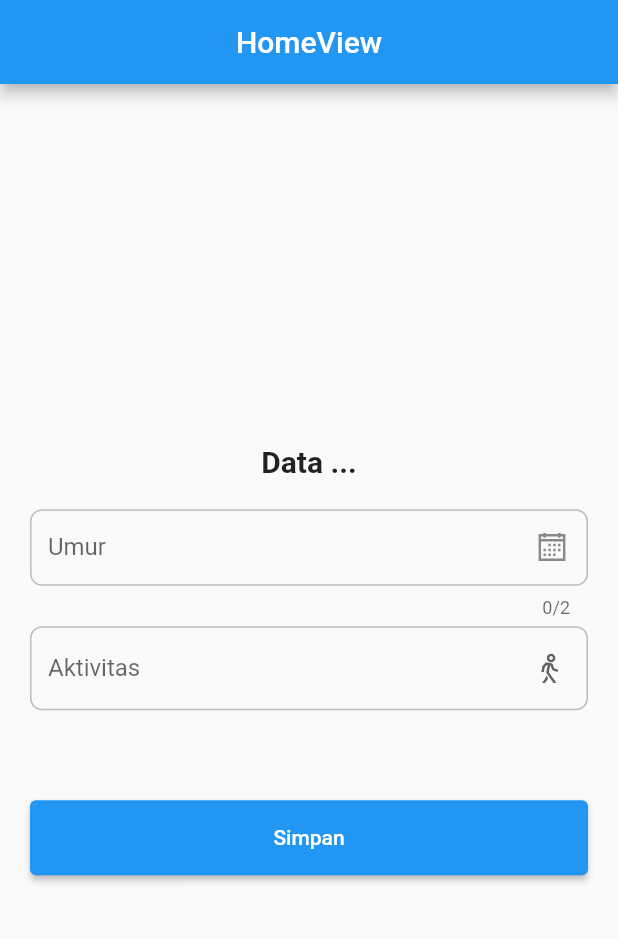
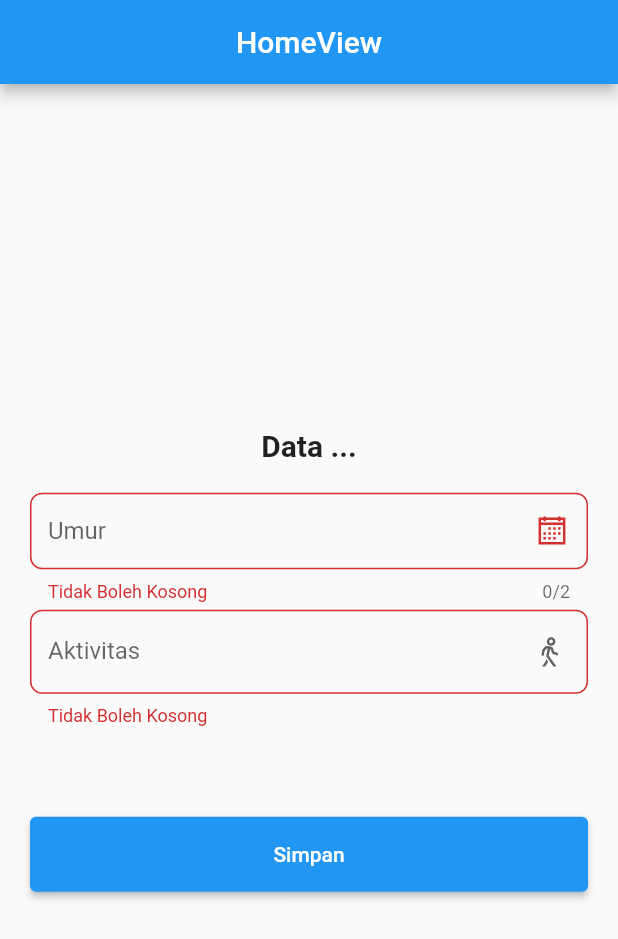
Before and after one commit to Dicky019/skripsi, a Flutter app: the screen it shows after launch, after a tap on "Simpan", on a phone screen of 412 x 824 dp. Shown: the top 939 px of the screen. Run offline on Flutter 3.47's test engine with Material 2 defaults, Android fonts, the phone set to English and light mode, and no system bars; our stand-ins replace cloud_firestore, firebase_core, firebase_database, fl_chart, get, line_icons and 1 more; accounts and stored records are empty.

```diff
--- a/lib/app/modules/home/controllers/home_controller.dart
+++ b/lib/app/modules/home/controllers/home_controller.dart
@@ -2,54 +2,59 @@ import 'dart:developer';
 
 import 'package:cloud_firestore/cloud_firestore.dart';
 import 'package:firebase_database/firebase_database.dart';
+import 'package:fl_chart/fl_chart.dart';
 import 'package:flutter/material.dart';
 import 'package:get/get.dart';
 import 'package:shared_preferences/shared_preferences.dart';
 import 'package:skripsi/app/modules/home/models/detak_jantung_model.dart';
 
-class HomeController extends GetxController with StateMixin<String> {
-  final firebaseRealtime = FirebaseDatabase.instance.ref();
-  final firebaseCloud = FirebaseFirestore.instance;
+class HomeController extends GetxController
+    with StateMixin<ModelBpm> {
+  final firebaseRealtime = FirebaseDatabase.instance.ref("/Status Beat");
   final umurC = TextEditingController();
   final formKey = GlobalKey<FormState>();
   var activity = false;
   String data = "";
   late SharedPreferences prefs;
+
+  get activitas => activity ? "BERAKTIVITAS" : "TIDAK BERAKTIVITAS";
+
+  final collectionReferenceDetakJantung = FirebaseFirestore.instance
+      .collection("Data Detak Jantung")
+      .withConverter<DetakJantungModel>(
+        fromFirestore: (snapshot, options) =>
+            DetakJantungModel.fromSnapshot(snapshot),
+        toFirestore: (value, options) => value.toJson(),
+      );
+
   @override
   void onInit() async {
+    initData();
+    // getBpm();
+    super.onInit();
+  }
+
+  // TODO : BPM
+  void getBpm() {
+    firebaseRealtime.onValue.listen(
+      (event) {
+        final json = event.snapshot.value as Map;
+        final data = ModelBpm.fromJson(json);
+        log(data.toJson().toString());
+        change(data,status: RxStatus.success());
+      },
+    );
+  }
+
+  void initData() async {
     prefs = await SharedPreferences.getInstance();
     umurC.text = prefs.getString("umur") ?? "";
     activity = prefs.getBool("activity") ?? false;
     if (umurC.text != "" && activity != false) {
-      getDataToFirestore();
+      getBpm();
     } else {
       change(null, status: RxStatus.empty());
     }
-    super.onInit();
-  }
-
-  void getDataToFirestore() {
-    firebaseRealtime.child("Status BPM").child("BPM").onValue.listen((event) {
-      data = event.snapshot.value.toString();
-      addData(
-        DetakJantungModel(
-          jumlah: data,
-          waktu: Timestamp.now(),
-        ),
-      );
-      change(data, status: RxStatus.success());
-    });
-  }
-
-  void addData(DetakJantungModel detakJantungModel) async {
-    await firebaseCloud
-        .collection("Data Detak Jantung")
-        .withConverter<DetakJantungModel>(
-          fromFirestore: (snapshot, options) =>
-              DetakJantungModel.fromSnapshot(snapshot),
-          toFirestore: (value, options) => value.toJson(),
-        )
-        .add(detakJantungModel);
   }
 
   saveData() async {
@@ -57,7 +62,7 @@ class HomeController extends GetxController with StateMixin<String> {
       change(null, status: RxStatus.loading());
       await prefs.setString("umur", umurC.text);
       await prefs.setBool("activity", activity);
-      getDataToFirestore();
+      getBpm();
     }
   }
 
@@ -71,3 +76,44 @@ class HomeController extends GetxController with StateMixin<String> {
   //   super.onClose();
   // }
 }
+
+class ModelBpm {
+  ModelBpm({
+    this.detikKe1,
+    this.detikKe2,
+    this.detikKe0,
+    this.detikKe5,
+    this.detikKe3,
+    this.detikKe4,
+  });
+
+  final int? detikKe1;
+  final int? detikKe2;
+  final int? detikKe0;
+  final int? detikKe5;
+  final int? detikKe3;
+  final int? detikKe4;
+
+  factory ModelBpm.fromJson(Map<dynamic, dynamic> json) => ModelBpm(
+        detikKe0: json["detik ke 0"],
+        detikKe1: json["detik ke 1"],
+        detikKe2: json["detik ke 2"],
+        detikKe3: json["detik ke 3"],
+        detikKe4: json["detik ke 4"],
+        detikKe5: json["detik ke 5"],
+      );
+
+      List<FlSpot> toList ()  {
+        final listData = [detikKe0,detikKe1,detikKe2,detikKe3,detikKe4,detikKe5];
+        return List.generate(listData.length, (index) => FlSpot(index.toDouble(),listData[index]!.toDouble()));
+      }
+
+  Map<String, dynamic> toJson() => {
+        "detik ke 0": detikKe0,
+        "detik ke 1": detikKe1,
+        "detik ke 2": detikKe2,
+        "detik ke 3": detikKe3,
+        "detik ke 4": detikKe4,
+        "detik ke 5": detikKe5,
+      };
+}
--- a/lib/app/modules/home/views/home_view.dart
+++ b/lib/app/modules/home/views/home_view.dart
@@ -5,6 +5,7 @@ import 'package:get/get.dart';
 import 'package:line_icons/line_icons.dart';
 
 import '../controllers/home_controller.dart';
+import '../widgets/linear_chart.dart';
 
 class HomeView extends GetView<HomeController> {
   const HomeView({Key? key}) : super(key: key);
@@ -16,11 +17,37 @@ class HomeView extends GetView<HomeController> {
         centerTitle: true,
       ),
       body: controller.obx(
-        (state) => Center(
-          child: Text(
-            state ?? "kosong",
-            style: const TextStyle(fontSize: 20),
-          ),
+        (state) => Column(
+          crossAxisAlignment: CrossAxisAlignment.start,
+          children: [
+            Padding(
+              padding: const EdgeInsets.symmetric(horizontal: 20, vertical: 15),
+              child: Column(
+                crossAxisAlignment: CrossAxisAlignment.start,
+                children: [
+                  Text(
+                    "UMUR ${controller.umurC.text}",
+                    style: const TextStyle(
+                      fontSize: 20,
+                      fontWeight: FontWeight.bold,
+                    ),
+                  ),
+                  Text(
+                    "SEDANG ${controller.activitas}",
+                    style: const TextStyle(
+                      fontSize: 20,
+                      fontWeight: FontWeight.bold,
+                    ),
+                  ),
+                ],
+              ),
+            ),
+            Center(
+              child: LineChartCostum(
+                spots: state!.toList(),
+              ),
+            ),
+          ],
         ),
         onEmpty: const EmptyData(),
       ),
@@ -36,6 +63,7 @@ class EmptyData extends GetView<HomeController> {
     return Padding(
       padding: const EdgeInsets.symmetric(horizontal: 20),
       child: Form(
+        key: controller.formKey,
         child: Column(
           mainAxisAlignment: MainAxisAlignment.center,
           crossAxisAlignment: CrossAxisAlignment.center,
@@ -57,7 +85,7 @@ class EmptyData extends GetView<HomeController> {
               keyboardType: TextInputType.number,
               inputFormatters: [FilteringTextInputFormatter.digitsOnly],
               validator: (value) {
-                return value != null && value.trim().isEmpty
+                return value != null && value.trim().isNotEmpty
                     ? null
                     : "Tidak Boleh Kosong";
               },
--- a/lib/app/routes/app_pages.dart
+++ b/lib/app/routes/app_pages.dart
@@ -8,6 +8,7 @@ part 'app_routes.dart';
 class AppPages {
   AppPages._();
 
+  // ignore: constant_identifier_names
   static const INITIAL = Routes.HOME;
 
   static final routes = [
--- a/lib/app/routes/app_routes.dart
+++ b/lib/app/routes/app_routes.dart
@@ -3,10 +3,12 @@ part of 'app_pages.dart';
 
 abstract class Routes {
   Routes._();
+  // ignore: constant_identifier_names
   static const HOME = _Paths.HOME;
 }
 
 abstract class _Paths {
   _Paths._();
+  // ignore: constant_identifier_names
   static const HOME = '/home';
 }
--- a/pubspec.yaml
+++ b/pubspec.yaml
@@ -7,7 +7,6 @@ environment:
 
 dependencies:
   firebase_core: ^1.21.0
-  firebase_messaging: ^12.0.3
   firebase_database: ^9.1.2
   cloud_firestore: ^3.4.5
   line_icons: ^2.0.1
@@ -15,6 +14,7 @@ dependencies:
   get: 4.6.5
   flutter:
     sdk: flutter
+  fl_chart: ^0.55.1
 
 dev_dependencies:
   flutter_lints: 2.0.1
```
Also changed, not shown: lib/app/modules/home/widgets/linear_chart.dart (added, +192 -0 lines), lib/main.dart (+0 -21 lines), pubspec.lock, 1 other file.
